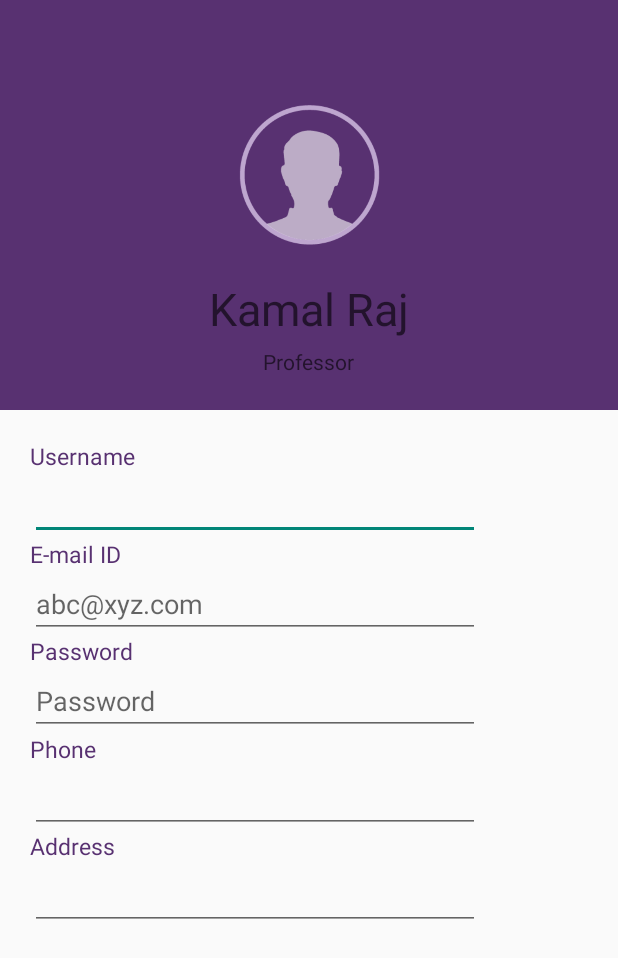
After one commit to HappySanz/EduAppTeacher, an Android app: the layout edit_profile.xml on its own in the app's theme, with its tools: preview values and no code run, on a phone screen of 412 x 824 dp. The commit adds this screen. Shown: the top 958 px of the screen. Run offline under Robolectric (Android 15) with nearby library versions, the phone set to English and light mode, and no system bars.

Commit message:
Screen Design

```diff
--- /dev/null
+++ b/app/src/main/java/com/palprotech/eduappteacher/customview/CircleImageView.java
@@ -0,0 +1,332 @@
+package com.palprotech.eduappteacher.customview;
+
+import android.content.Context;
+import android.content.res.TypedArray;
+import android.graphics.Bitmap;
+import android.graphics.BitmapShader;
+import android.graphics.Canvas;
+import android.graphics.Color;
+import android.graphics.ColorFilter;
+import android.graphics.Matrix;
+import android.graphics.Paint;
+import android.graphics.RectF;
+import android.graphics.Shader;
+import android.graphics.drawable.BitmapDrawable;
+import android.graphics.drawable.ColorDrawable;
+import android.graphics.drawable.Drawable;
+import android.net.Uri;
+import android.support.annotation.ColorRes;
+import android.support.annotation.DrawableRes;
+import android.util.AttributeSet;
+import android.support.v7.widget.AppCompatImageView;
+import com.palprotech.eduappteacher.R;
+
+public class CircleImageView extends AppCompatImageView {
+
+    private static final ScaleType SCALE_TYPE = ScaleType.CENTER_CROP;
+
+    private static final Bitmap.Config BITMAP_CONFIG = Bitmap.Config.ARGB_8888;
+    private static final int COLORDRAWABLE_DIMENSION = 2;
+
+    private static final int DEFAULT_BORDER_WIDTH = 0;
+    private static final int DEFAULT_BORDER_COLOR = Color.BLACK;
+    private static final int DEFAULT_FILL_COLOR = Color.TRANSPARENT;
+    private static final boolean DEFAULT_BORDER_OVERLAY = false;
+
+    private final RectF mDrawableRect = new RectF();
+    private final RectF mBorderRect = new RectF();
+
+    private final Matrix mShaderMatrix = new Matrix();
+    private final Paint mBitmapPaint = new Paint();
+    private final Paint mBorderPaint = new Paint();
+    private final Paint mFillPaint = new Paint();
+
+    private int mBorderColor = DEFAULT_BORDER_COLOR;
+    private int mBorderWidth = DEFAULT_BORDER_WIDTH;
+    private int mFillColor = DEFAULT_FILL_COLOR;
+
+    private Bitmap mBitmap;
+    private BitmapShader mBitmapShader;
+    private int mBitmapWidth;
+    private int mBitmapHeight;
+
+    private float mDrawableRadius;
+    private float mBorderRadius;
+
+    private ColorFilter mColorFilter;
+
+    private boolean mReady;
+    private boolean mSetupPending;
+    private boolean mBorderOverlay;
+
+    public CircleImageView(Context context) {
+        super(context);
+
+        init();
+    }
+
+    public CircleImageView(Context context, AttributeSet attrs) {
+        this(context, attrs, 0);
+    }
+
+    public CircleImageView(Context context, AttributeSet attrs, int defStyle) {
+        super(context, attrs, defStyle);
+
+        TypedArray a = context.obtainStyledAttributes(attrs, R.styleable.CircleImageView, defStyle, 0);
+
+        mBorderWidth = a.getDimensionPixelSize(R.styleable.CircleImageView_civ_border_width, DEFAULT_BORDER_WIDTH);
+        mBorderColor = a.getColor(R.styleable.CircleImageView_civ_border_color, DEFAULT_BORDER_COLOR);
+        mBorderOverlay = a.getBoolean(R.styleable.CircleImageView_civ_border_overlay, DEFAULT_BORDER_OVERLAY);
+        mFillColor = a.getColor(R.styleable.CircleImageView_civ_fill_color, DEFAULT_FILL_COLOR);
+
+        a.recycle();
+
+        init();
+    }
+
+    private void init() {
+        super.setScaleType(SCALE_TYPE);
+        mReady = true;
+
+        if (mSetupPending) {
+            setup();
+            mSetupPending = false;
+        }
+    }
+
+    @Override
+    public ScaleType getScaleType() {
+        return SCALE_TYPE;
+    }
+
+    @Override
+    public void setScaleType(ScaleType scaleType) {
+        if (scaleType != SCALE_TYPE) {
+            throw new IllegalArgumentException(String.format("ScaleType %s not supported.", scaleType));
+        }
+    }
+
+    @Override
+    public void setAdjustViewBounds(boolean adjustViewBounds) {
+        if (adjustViewBounds) {
+            throw new IllegalArgumentException("adjustViewBounds not supported.");
+        }
+    }
+
+    @Override
+    protected void onDraw(Canvas canvas) {
+        if (mBitmap == null) {
+            return;
+        }
+
+        if (mFillColor != Color.TRANSPARENT) {
+            canvas.drawCircle(getWidth() / 2.0f, getHeight() / 2.0f, mDrawableRadius, mFillPaint);
+        }
+        canvas.drawCircle(getWidth() / 2.0f, getHeight() / 2.0f, mDrawableRadius, mBitmapPaint);
+        if (mBorderWidth != 0) {
+            canvas.drawCircle(getWidth() / 2.0f, getHeight() / 2.0f, mBorderRadius, mBorderPaint);
+        }
+    }
+
+    @Override
+    protected void onSizeChanged(int w, int h, int oldw, int oldh) {
+        super.onSizeChanged(w, h, oldw, oldh);
+        setup();
+    }
+
+    public int getBorderColor() {
+        return mBorderColor;
+    }
+
+    public void setBorderColor( int borderColor) {
+        if (borderColor == mBorderColor) {
+            return;
+        }
+
+        mBorderColor = borderColor;
+        mBorderPaint.setColor(mBorderColor);
+        invalidate();
+    }
+
+    public void setBorderColorResource(@ColorRes int borderColorRes) {
+        setBorderColor(getContext().getResources().getColor(borderColorRes));
+    }
+
+    public int getFillColor() {
+        return mFillColor;
+    }
+
+    public void setFillColor(int fillColor) {
+        if (fillColor == mFillColor) {
+            return;
+        }
+
+        mFillColor = fillColor;
+        mFillPaint.setColor(fillColor);
+        invalidate();
+    }
+
+    public void setFillColorResource(@ColorRes int fillColorRes) {
+        setFillColor(getContext().getResources().getColor(fillColorRes));
+    }
+
+    public int getBorderWidth() {
+        return mBorderWidth;
+    }
+
+    public void setBorderWidth(int borderWidth) {
+        if (borderWidth == mBorderWidth) {
+            return;
+        }
+
+        mBorderWidth = borderWidth;
+        setup();
+    }
+
+    public boolean isBorderOverlay() {
+        return mBorderOverlay;
+    }
+
+    public void setBorderOverlay(boolean borderOverlay) {
+        if (borderOverlay == mBorderOverlay) {
+            return;
+        }
+
+        mBorderOverlay = borderOverlay;
+        setup();
+    }
+
+    @Override
+    public void setImageBitmap(Bitmap bm) {
+        super.setImageBitmap(bm);
+        mBitmap = bm;
+        setup();
+    }
+
+    @Override
+    public void setImageDrawable(Drawable drawable) {
+        super.setImageDrawable(drawable);
+        mBitmap = getBitmapFromDrawable(drawable);
+        setup();
+    }
+
+    @Override
+    public void setImageResource(@DrawableRes int resId) {
+        super.setImageResource(resId);
+        mBitmap = getBitmapFromDrawable(getDrawable());
+        setup();
+    }
+
+    @Override
+    public void setImageURI(Uri uri) {
+        super.setImageURI(uri);
+        mBitmap = uri != null ? getBitmapFromDrawable(getDrawable()) : null;
+        setup();
+    }
+
+    @Override
+    public void setColorFilter(ColorFilter cf) {
+        if (cf == mColorFilter) {
+            return;
+        }
+
+        mColorFilter = cf;
+        mBitmapPaint.setColorFilter(mColorFilter);
+        invalidate();
+    }
+
+    private Bitmap getBitmapFromDrawable(Drawable drawable) {
+        if (drawable == null) {
+            return null;
+        }
+
+        if (drawable instanceof BitmapDrawable) {
+            return ((BitmapDrawable) drawable).getBitmap();
+        }
+
+        try {
+            Bitmap bitmap;
+
+            if (drawable instanceof ColorDrawable) {
+                bitmap = Bitmap.createBitmap(COLORDRAWABLE_DIMENSION, COLORDRAWABLE_DIMENSION, BITMAP_CONFIG);
+            } else {
+                bitmap = Bitmap.createBitmap(drawable.getIntrinsicWidth(), drawable.getIntrinsicHeight(), BITMAP_CONFIG);
+            }
+
+            Canvas canvas = new Canvas(bitmap);
+            drawable.setBounds(0, 0, canvas.getWidth(), canvas.getHeight());
+            drawable.draw(canvas);
+            return bitmap;
+        } catch (Exception e) {
+            e.printStackTrace();
+            return null;
+        }
+    }
+
+    private void setup() {
+        if (!mReady) {
+            mSetupPending = true;
+            return;
+        }
+
+        if (getWidth() == 0 && getHeight() == 0) {
+            return;
+        }
+
+        if (mBitmap == null) {
+            invalidate();
+            return;
+        }
+
+        mBitmapShader = new BitmapShader(mBitmap, Shader.TileMode.CLAMP, Shader.TileMode.CLAMP);
+
+        mBitmapPaint.setAntiAlias(true);
+        mBitmapPaint.setShader(mBitmapShader);
+
+        mBorderPaint.setStyle(Paint.Style.STROKE);
+        mBorderPaint.setAntiAlias(true);
+        mBorderPaint.setColor(mBorderColor);
+        mBorderPaint.setStrokeWidth(mBorderWidth);
+
+        mFillPaint.setStyle(Paint.Style.FILL);
+        mFillPaint.setAntiAlias(true);
+        mFillPaint.setColor(mFillColor);
+
+        mBitmapHeight = mBitmap.getHeight();
+        mBitmapWidth = mBitmap.getWidth();
+
+        mBorderRect.set(0, 0, getWidth(), getHeight());
+        mBorderRadius = Math.min((mBorderRect.height() - mBorderWidth) / 2.0f, (mBorderRect.width() - mBorderWidth) / 2.0f);
+
+        mDrawableRect.set(mBorderRect);
+        if (!mBorderOverlay) {
+            mDrawableRect.inset(mBorderWidth, mBorderWidth);
+        }
+        mDrawableRadius = Math.min(mDrawableRect.height() / 2.0f, mDrawableRect.width() / 2.0f);
+
+        updateShaderMatrix();
+        invalidate();
+    }
+
+    private void updateShaderMatrix() {
+        float scale;
+        float dx = 0;
+        float dy = 0;
+
+        mShaderMatrix.set(null);
+
+        if (mBitmapWidth * mDrawableRect.height() > mDrawableRect.width() * mBitmapHeight) {
+            scale = mDrawableRect.height() / (float) mBitmapHeight;
+            dx = (mDrawableRect.width() - mBitmapWidth * scale) * 0.5f;
+        } else {
+            scale = mDrawableRect.width() / (float) mBitmapWidth;
+            dy = (mDrawableRect.height() - mBitmapHeight * scale) * 0.5f;
+        }
+
+        mShaderMatrix.setScale(scale, scale);
+        mShaderMatrix.postTranslate((int) (dx + 0.5f) + mDrawableRect.left, (int) (dy + 0.5f) + mDrawableRect.top);
+
+        mBitmapShader.setLocalMatrix(mShaderMatrix);
+    }
+
+}
--- a/app/src/main/res/layout/activity_splash_screen.xml
+++ b/app/src/main/res/layout/activity_splash_screen.xml
@@ -23,4 +23,5 @@
         app:layout_constraintLeft_toLeftOf="parent"
         app:layout_constraintRight_toRightOf="parent"
         app:layout_constraintTop_toTopOf="parent" />
+
 </LinearLayout>
--- /dev/null
+++ b/app/src/main/res/layout/edit_profile.xml
@@ -0,0 +1,154 @@
+<?xml version="1.0" encoding="utf-8"?>
+<ScrollView xmlns:android="http://schemas.android.com/apk/res/android"
+    xmlns:app="http://schemas.android.com/apk/res-auto"
+    android:orientation="vertical"
+    android:layout_width="match_parent"
+    android:layout_height="match_parent"
+    android:weightSum="1">
+
+    <LinearLayout
+        android:layout_width="match_parent"
+        android:layout_height="match_parent"
+        android:orientation="vertical">
+
+    <RelativeLayout
+        android:layout_width="match_parent"
+        android:layout_height="273dp"
+        android:background="@color/appColor">
+
+        <com.palprotech.eduappteacher.customview.CircleImageView
+            android:id="@+id/image_profile_pic"
+            android:layout_width="100dp"
+            android:layout_height="100dp"
+            android:fitsSystemWindows="true"
+            android:scaleType="centerCrop"
+            android:src="@drawable/profile_pic"
+            android:layout_alignParentTop="true"
+            android:layout_centerHorizontal="true"
+            android:layout_marginTop="65dp" />
+
+        <TextView
+            android:id="@+id/name"
+            android:layout_width="wrap_content"
+            android:layout_height="wrap_content"
+            android:layout_centerInParent="true"
+            android:hint="Kamal Raj"
+            android:layout_below="@+id/image_profile_pic"
+            android:layout_marginTop="20dp"
+            android:textColor="@color/white"
+            android:textSize="30sp"/>
+
+        <TextView
+            android:id="@+id/staff"
+            android:layout_width="wrap_content"
+            android:layout_height="wrap_content"
+            android:layout_below="@+id/name"
+            android:layout_centerInParent="true"
+            android:layout_marginTop="5dp"
+            android:hint="Professor"
+            />
+
+    </RelativeLayout>
+
+    <RelativeLayout
+        android:layout_width="match_parent"
+        android:layout_height="match_parent">
+        <TextView
+            android:id="@+id/username"
+            android:layout_width="wrap_content"
+            android:layout_height="wrap_content"
+            android:text="@string/user_name"
+            android:layout_marginTop="20dp"
+            android:layout_marginLeft="20dp"
+            android:textSize="15dp"
+            android:textColor="@color/appColor"/>
+
+        <EditText
+            android:layout_width="300dp"
+            android:layout_height="wrap_content"
+            android:inputType="textEmailAddress"
+            android:layout_below="@+id/username"
+            android:layout_alignLeft="@+id/password"
+            android:layout_alignStart="@+id/password" />
+
+
+        <TextView
+            android:id="@+id/password"
+            android:layout_width="wrap_content"
+            android:layout_height="wrap_content"
+            android:text="@string/password"
+            android:layout_marginTop="150dp"
+            android:layout_marginLeft="20dp"
+            android:textSize="15dp"
+            android:textColor="@color/appColor"/>
+
+        <EditText
+            android:layout_below="@+id/password"
+            android:layout_width="300dp"
+            android:layout_height="wrap_content"
+            android:layout_marginLeft="20dp"
+            android:hint="Password"
+            android:inputType="textPassword"/>
+
+        <TextView
+            android:id="@+id/mail"
+            android:layout_width="wrap_content"
+            android:layout_height="wrap_content"
+            android:text="@string/mail"
+            android:layout_marginTop="85dp"
+            android:layout_marginLeft="20dp"
+            android:textSize="15dp"
+            android:textColor="@color/appColor"/>
+
+        <EditText
+            android:layout_width="300dp"
+            android:layout_height="wrap_content"
+            android:inputType="textEmailAddress"
+            android:hint="abc@xyz.com"
+            android:layout_below="@+id/mail"
+            android:layout_alignLeft="@+id/password"
+            android:layout_alignStart="@+id/password" />
+
+        <TextView
+            android:id="@+id/phone"
+            android:layout_width="wrap_content"
+            android:layout_height="wrap_content"
+            android:text="@string/phone"
+            android:layout_marginTop="215dp"
+            android:layout_marginLeft="20dp"
+            android:textSize="15dp"
+            android:textColor="@color/appColor"/>
+
+        <EditText
+            android:layout_width="300dp"
+            android:layout_height="wrap_content"
+            android:inputType="textEmailAddress"
+            android:layout_below="@+id/phone"
+            android:layout_alignLeft="@+id/password"
+            android:layout_alignStart="@+id/password" />
+
+        <TextView
+            android:id="@+id/address"
+            android:layout_width="wrap_content"
+            android:layout_height="wrap_content"
+            android:text="@string/address"
+            android:layout_marginTop="280dp"
+            android:layout_marginLeft="20dp"
+            android:textSize="15dp"
+            android:textColor="@color/appColor"/>
+
+        <EditText
+            android:layout_width="300dp"
+            android:layout_height="wrap_content"
+            android:inputType="textEmailAddress"
+            android:layout_below="@+id/address"
+            android:layout_alignLeft="@+id/password"
+            android:layout_alignStart="@+id/password" />
+
+
+
+    </RelativeLayout>
+
+    </LinearLayout>
+
+</ScrollView>
--- a/app/src/main/res/values/strings.xml
+++ b/app/src/main/res/values/strings.xml
@@ -25,10 +25,17 @@
     <!--Dashboard-->
     <!---->
     <string name="attendance">ATTENDANCE</string>
-    <string name="class_test">CREATE CLASS TEST &amp; HOMEWORK</string>
+    <string name="class_test">CLASS TEST &amp; HOMEWORK</string>
     <string name="exam">EXAM &amp; RESULT</string>
     <string name="time_table">TIME TABLE</string>
     <string name="events">EVENTS</string>
     <string name="communication">COMMUNICATION</string>
 
+    <!--Edit Profile-->
+    <!---->
+    <string name="mail">E-mail ID</string>
+    <string name="address">Address</string>
+    <string name="phone">Phone</string>
+
+
 </resources>
```
Also changed, not shown: app/src/main/java/com/palprotech/eduappteacher/activity/MainActivity.java (+2 -6 lines), app/src/main/res/drawable/round_btn_plain.xml (+4 -4 lines), app/src/main/res/layout/activity_dashboard.xml (+23 -17 lines), app/src/main/res/layout/activity_menu.xml (deleted, +0 -60 lines), app/src/main/res/values/attrs.xml (added, +11 -0 lines), app/src/main/res/drawable/profile_pic.png (added).
